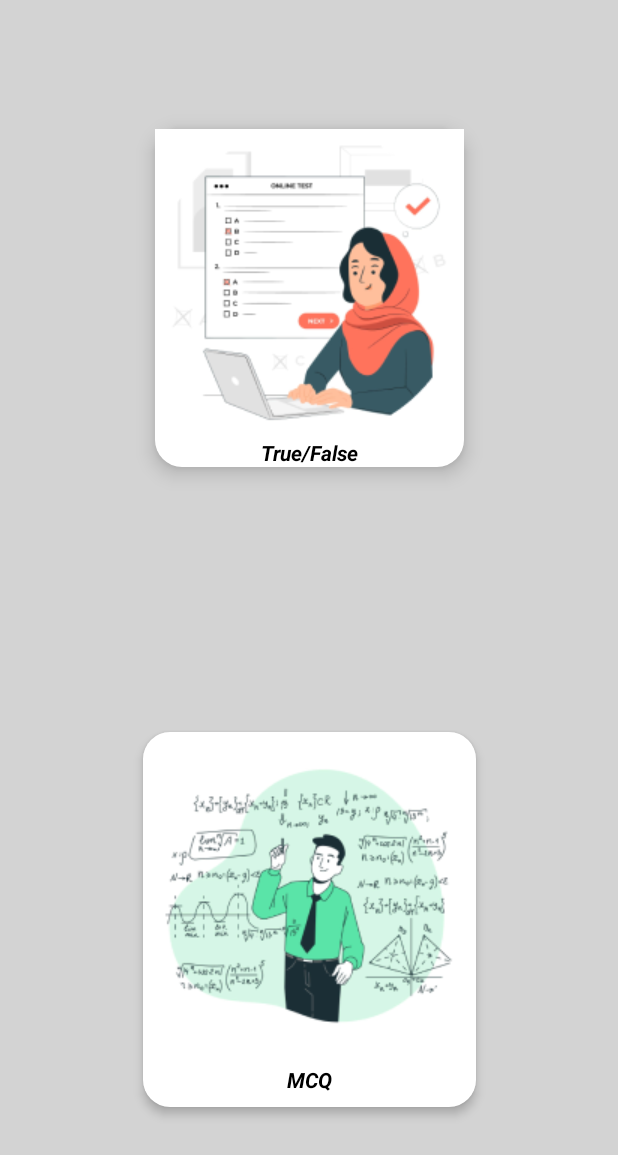
After one commit to vshanusastry/HomeWork, an Android app: the Menu screen opened directly, with no data from a screen before it, on a phone screen of 412 x 824 dp. The commit adds this screen. Shown: the top 1155 px of the screen. Run offline under Robolectric (Android 15) with nearby library versions, the phone set to English and light mode, and no system bars.

Commit message:
Added Menu Screen and dialog box

```diff
--- a/app/src/main/AndroidManifest.xml
+++ b/app/src/main/AndroidManifest.xml
@@ -1,7 +1,7 @@
 <?xml version="1.0" encoding="utf-8"?>
 <manifest xmlns:android="http://schemas.android.com/apk/res/android"
     xmlns:tools="http://schemas.android.com/tools"
-    package="com.example.quizapp" >
+    package="com.example.quizapp">
 
     <application
         android:allowBackup="true"
@@ -12,7 +12,10 @@
         android:roundIcon="@drawable/splash"
         android:supportsRtl="true"
         android:theme="@style/Theme.QuizApp"
-        tools:targetApi="31" >
+        tools:targetApi="31">
+        <activity
+            android:name=".Menu"
+            android:exported="false" />
         <activity
             android:name=".SplashScreenActivity"
             android:exported="true"
@@ -26,7 +29,6 @@
         <activity
             android:name=".FeedbackActivity"
             android:exported="false" />
-
         <activity
             android:name=".ResultActivity"
             android:exported="false" />
@@ -36,12 +38,7 @@
         <activity
             android:name=".MainActivity"
             android:exported="true"
-            android:screenOrientation="sensor" >
-            <intent-filter>
-                <action android:name="android.intent.action.MAIN" />
-
-                <category android:name="android.intent.category.LAUNCHER" />
-            </intent-filter>
+            android:screenOrientation="sensor">
         </activity>
     </application>
 
--- a/app/src/main/java/com/example/quizapp/FeedbackActivity.kt
+++ b/app/src/main/java/com/example/quizapp/FeedbackActivity.kt
@@ -1,9 +1,14 @@
 package com.example.quizapp
 
-import androidx.appcompat.app.AppCompatActivity
+import android.app.AlertDialog
 import android.os.Bundle
+import android.widget.Button
 import android.widget.RatingBar
 import android.widget.TextView
+import android.widget.Toast
+import androidx.appcompat.app.AppCompatActivity
+import androidx.recyclerview.widget.ListAdapter
+import com.example.quizapp.R.string.dialogMessage
 
 class FeedbackActivity : AppCompatActivity() {
     override fun onCreate(savedInstanceState: Bundle?) {
@@ -11,6 +16,7 @@ class FeedbackActivity : AppCompatActivity() {
         setContentView(R.layout.activity_feedback)
         var tvFeedback = findViewById<TextView>(R.id.tvFeedback)
         var rbStars = findViewById<RatingBar>(R.id.rbStars)
+        var btnStart = findViewById<Button>(R.id.btnStart)
         rbStars.setOnRatingBarChangeListener(RatingBar.OnRatingBarChangeListener { ratingBar, rating, fromUser ->
             var feedback = tvFeedback.text.toString().trim()
             if (rating == 0f) {
@@ -26,5 +32,28 @@ class FeedbackActivity : AppCompatActivity() {
             } else {
             }
         })
+        btnStart.setOnClickListener {
+            val builder = AlertDialog.Builder(this)
+            //set title for alert dialog
+            builder.setTitle(R.string.dialogTitle)
+            //set message for alert dialog
+            builder.setMessage(dialogMessage)
+            builder.setIcon(R.drawable.feedback)
+
+            //performing positive action
+            builder.setPositiveButton("Yes") { dialogInterface, which ->
+                Toast.makeText(applicationContext, "Thank you", Toast.LENGTH_LONG).show()
+            }
+            //performing cancel action
+            builder.setNeutralButton("Cancel") { dialogInterface, which ->
+                Toast.makeText(
+                    applicationContext,
+                    "clicked cancel\n operation cancel",
+                    Toast.LENGTH_LONG
+                ).show()
+            }
+            val dialog = builder.create()
+            dialog.show()
+        }
     }
 }
--- a/app/src/main/java/com/example/quizapp/MainActivity.kt
+++ b/app/src/main/java/com/example/quizapp/MainActivity.kt
@@ -23,7 +23,7 @@ class MainActivity : AppCompatActivity() {
             } else {
                 val text = "Validation Completed"
                 val duration = Toast.LENGTH_SHORT
-                val intent = Intent(this, QuizQuestionsActivity::class.java)
+                val intent = Intent(this, Menu::class.java)
                 intent.putExtra(Constants.USER_NAME, etName.text.toString())
                 startActivity(intent)
 //                finish()
--- /dev/null
+++ b/app/src/main/java/com/example/quizapp/Menu.kt
@@ -0,0 +1,32 @@
+package com.example.quizapp
+
+import android.annotation.SuppressLint
+import android.content.Intent
+import androidx.appcompat.app.AppCompatActivity
+import android.os.Bundle
+import android.widget.Button
+import android.widget.ImageButton
+
+class Menu : AppCompatActivity() {
+    @SuppressLint("MissingInflatedId")
+    override fun onCreate(savedInstanceState: Bundle?) {
+        super.onCreate(savedInstanceState)
+        setContentView(R.layout.activity_menu)
+
+        var my_image_button1 = findViewById<ImageButton>(R.id.my_image_button1)
+        var my_image_button = findViewById<ImageButton>(R.id.my_image_button)
+
+        my_image_button1.setOnClickListener {val intent = Intent(this, QuizQuestionsActivity::class.java)
+            startActivity(intent)
+            // Do something when button1 is clicked
+        }
+
+        my_image_button.setOnClickListener {val intent = Intent(this, QuizQuestionsActivity::class.java)
+            startActivity(intent)
+            // Do something when button2 is clicked
+        }
+
+
+
+    }
+}
--- /dev/null
+++ b/app/src/main/res/drawable/white_background.xml
@@ -0,0 +1,9 @@
+<?xml version="1.0" encoding="utf-8"?>
+<selector xmlns:android="http://schemas.android.com/apk/res/android">
+    <item>
+        <shape android:shape ="rectangle">
+            <solid android:color="#ffffff"/>
+            <corners android:radius="18dp"/>
+        </shape>
+    </item>
+</selector>
--- /dev/null
+++ b/app/src/main/res/layout/activity_menu.xml
@@ -0,0 +1,106 @@
+<?xml version="1.0" encoding="utf-8"?>
+<androidx.constraintlayout.widget.ConstraintLayout xmlns:android="http://schemas.android.com/apk/res/android"
+    xmlns:app="http://schemas.android.com/apk/res-auto"
+    xmlns:tools="http://schemas.android.com/tools"
+    android:layout_width="match_parent"
+    android:layout_height="match_parent"
+    android:background="@color/lightgray"
+    tools:context=".Menu">
+
+    <androidx.constraintlayout.widget.ConstraintLayout
+        android:layout_width="match_parent"
+        android:layout_height="match_parent"
+        app:layout_constraintEnd_toEndOf="parent">
+
+        <LinearLayout
+            android:id="@+id/linearLayout2"
+            android:layout_width="wrap_content"
+            android:layout_height="wrap_content"
+            android:layout_marginTop="91dp"
+            android:background="@drawable/white_background"
+            android:elevation="4dp"
+            android:orientation="horizontal"
+            app:layout_constraintBottom_toBottomOf="parent"
+            app:layout_constraintEnd_toEndOf="parent"
+            app:layout_constraintStart_toStartOf="parent"
+            app:layout_constraintTop_toBottomOf="@+id/linearLayout3"
+            tools:ignore="MissingConstraints">
+
+            <LinearLayout
+                android:layout_width="match_parent"
+                android:layout_height="250dp"
+                android:elevation="4dp"
+                android:orientation="vertical"
+                tools:layout_editor_absoluteX="45dp"
+                tools:layout_editor_absoluteY="363dp">
+
+                <ImageButton
+                    android:id="@+id/my_image_button1"
+                    android:layout_width="match_parent"
+                    android:layout_height="wrap_content"
+                    android:layout_margin="8dp"
+                    android:background="@color/white"
+                    app:srcCompat="@drawable/bitmap" />
+
+                <TextView
+                    android:id="@+id/textView"
+                    android:layout_width="match_parent"
+                    android:layout_height="wrap_content"
+                    android:layout_weight="1"
+                    android:text="MCQ"
+                    android:textAlignment="center"
+                    android:textColor="@color/black"
+                    android:textStyle="bold|italic"
+                    tools:layout_editor_absoluteX="45dp"
+                    tools:layout_editor_absoluteY="585dp" />
+
+            </LinearLayout>
+
+
+        </LinearLayout>
+
+        <LinearLayout
+            android:id="@+id/linearLayout3"
+            android:layout_width="wrap_content"
+            android:layout_height="wrap_content"
+            android:background="@drawable/white_background"
+            android:elevation="8dp"
+            android:orientation="horizontal"
+            app:layout_constraintBottom_toTopOf="@+id/linearLayout2"
+            app:layout_constraintEnd_toEndOf="parent"
+            app:layout_constraintStart_toStartOf="parent"
+            app:layout_constraintTop_toTopOf="parent"
+            app:layout_constraintVertical_bias="1.0"
+            tools:ignore="MissingConstraints">
+
+            <LinearLayout
+                android:layout_width="match_parent"
+                android:layout_height="match_parent"
+                android:baselineAligned="false"
+                android:elevation="4dp"
+                android:orientation="vertical">
+
+                <ImageButton
+                    android:id="@+id/my_image_button"
+                    android:layout_width="match_parent"
+                    android:layout_height="wrap_content"
+                    android:background="@color/white"
+                    app:srcCompat="@drawable/bitmap2" />
+
+                <TextView
+                    android:id="@+id/textView3"
+                    android:layout_width="match_parent"
+                    android:layout_height="wrap_content"
+                    android:layout_weight="1"
+                    android:text="True/False"
+                    android:textAlignment="center"
+                    android:textColor="@color/black"
+                    android:textStyle="bold|italic" />
+
+            </LinearLayout>
+        </LinearLayout>
+
+    </androidx.constraintlayout.widget.ConstraintLayout>
+
+
+</androidx.constraintlayout.widget.ConstraintLayout>
--- a/app/src/main/res/values/colors.xml
+++ b/app/src/main/res/values/colors.xml
@@ -6,6 +6,7 @@
     <color name="teal_200">#FF03DAC5</color>
     <color name="teal_700">#FF018786</color>
     <color name="gray">#777777</color>
+    <color name="lightgray">#D3D3D3</color>
     <color name="black">#FF000000</color>
     <color name="white">#FFFFFFFF</color>
     <color name="error">#ff3333</color>
--- a/app/src/main/res/values/strings.xml
+++ b/app/src/main/res/values/strings.xml
@@ -1,3 +1,5 @@
 <resources>
-    <string name="app_name">Home-Work</string>
+    <string name="app_name">HomeWork</string>
+    <string name="dialogTitle">Thanks for your feedback</string>
+    <string name="dialogMessage" />
 </resources>
```
Also changed, not shown: app/src/main/res/drawable/bitmap.png (added), app/src/main/res/drawable/bitmap2.png (added).
